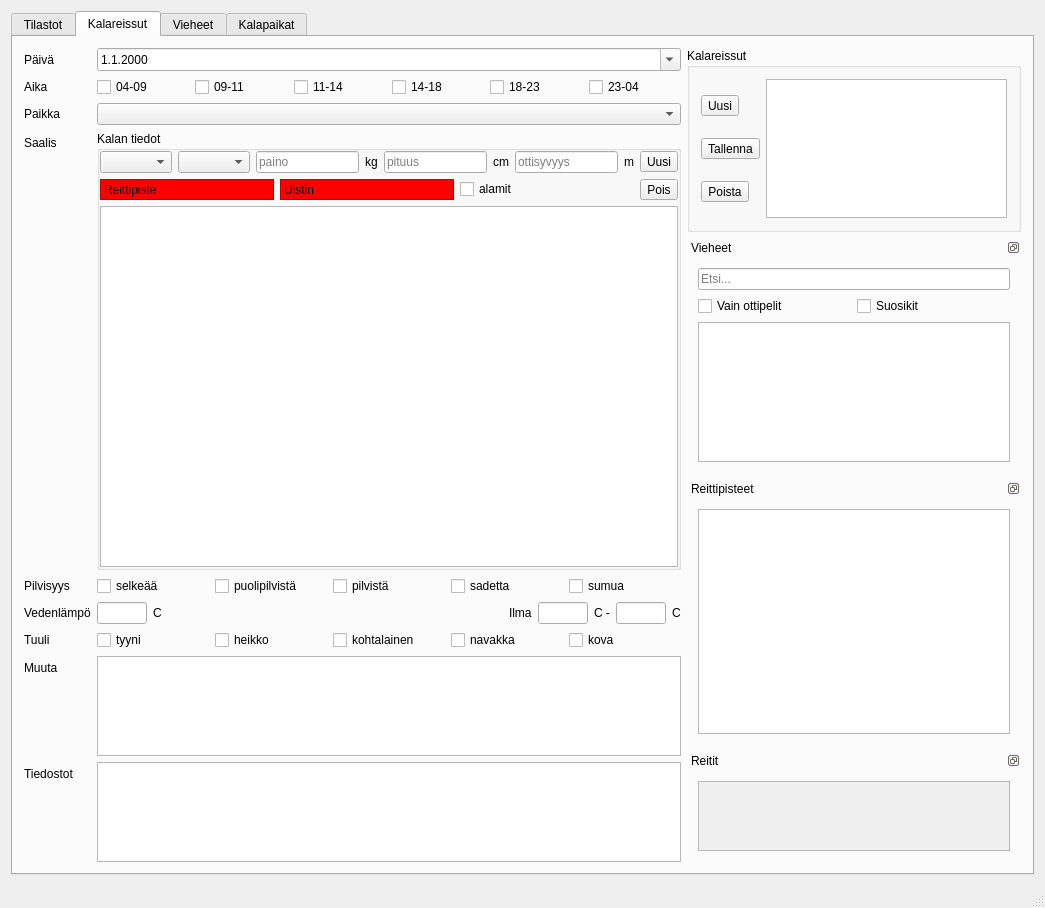
This is mainwindow.ui in samuliwritescode/uistelupaivakirja-desktop as Qt 5 draws it before an edit. The edited form follows.
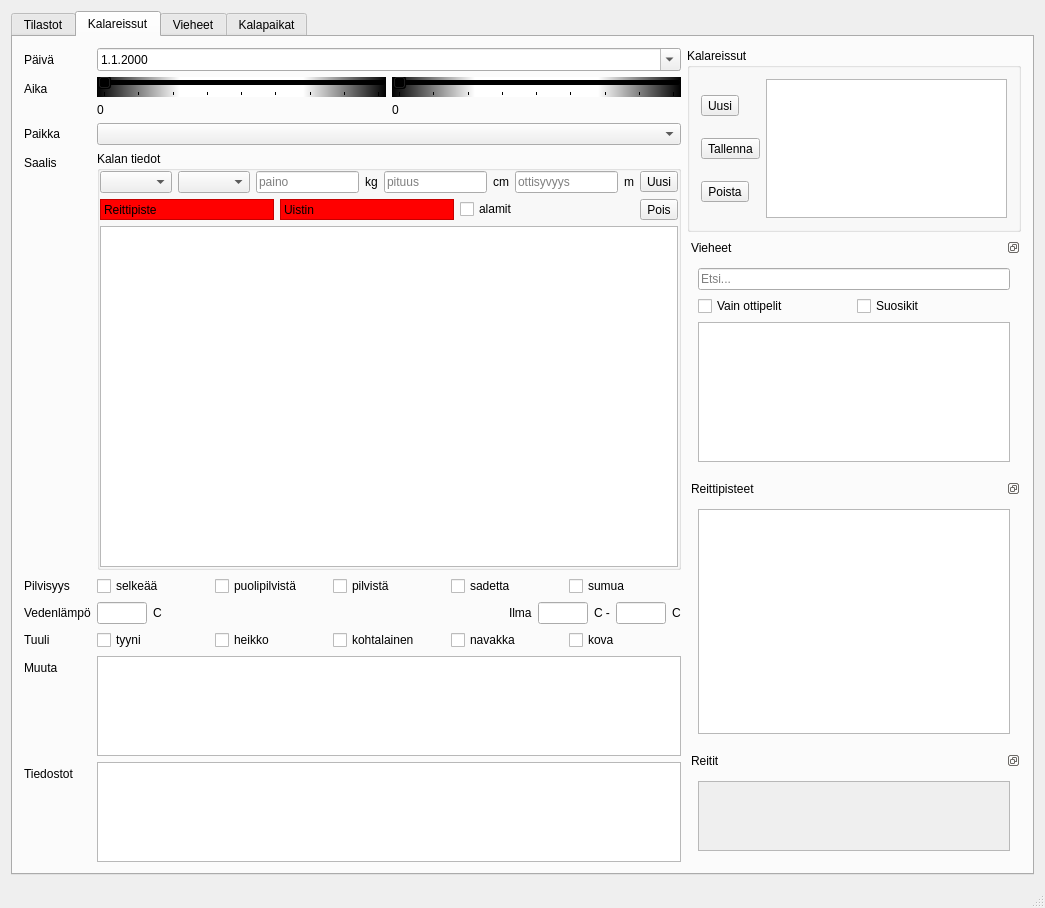
This is the edited form. Icons and pictures are not drawn.

```diff
--- a/mainwindow.ui
+++ b/mainwindow.ui
@@ -197,46 +197,75 @@
           <item row="1" column="1">
            <layout class="QHBoxLayout" name="horizontalLayout_20">
             <item>
-             <widget class="QCheckBox" name="time4_9">
-              <property name="text">
-               <string>04-09</string>
-              </property>
-             </widget>
-            </item>
-            <item>
-             <widget class="QCheckBox" name="time9_11">
-              <property name="text">
-               <string>09-11</string>
-              </property>
-             </widget>
-            </item>
-            <item>
-             <widget class="QCheckBox" name="time11_14">
-              <property name="text">
-               <string>11-14</string>
-              </property>
-             </widget>
-            </item>
-            <item>
-             <widget class="QCheckBox" name="time14_18">
-              <property name="text">
-               <string>14-18</string>
-              </property>
-             </widget>
-            </item>
-            <item>
-             <widget class="QCheckBox" name="time18_23">
+             <layout class="QGridLayout" name="gridLayout_2">
+              <item row="2" column="1">
+               <widget class="QSlider" name="startTime">
+                <property name="autoFillBackground">
+                 <bool>false</bool>
+                </property>
+                <property name="styleSheet">
+                 <string notr="true">background: qlineargradient(spread:reflect, x1:0, y1:0, x2:0.5, y2:0, stop:0 rgba(0, 0, 0, 255), stop:0.573529 rgba(255, 255, 255, 255))</string>
+                </property>
+                <property name="maximum">
+                 <number>8</number>
+                </property>
+                <property name="singleStep">
+                 <number>1</number>
+                </property>
+                <property name="pageStep">
+                 <number>1</number>
+                </property>
+                <property name="orientation">
+                 <enum>Qt::Horizontal</enum>
+                </property>
+                <property name="tickPosition">
+                 <enum>QSlider::TicksBelow</enum>
+                </property>
+                <property name="tickInterval">
+                 <number>1</number>
+                </property>
+               </widget>
+              </item>
+              <item row="2" column="2">
+               <widget class="QSlider" name="endTime">
+                <property name="styleSheet">
+                 <string notr="true">background: qlineargradient(spread:reflect, x1:0, y1:0, x2:0.5, y2:0, stop:0 rgba(0, 0, 0, 255), stop:0.573529 rgba(255, 255, 255, 255))</string>
+                </property>
+                <property name="maximum">
+                 <number>8</number>
+                </property>
+                <property name="singleStep">
+                 <number>1</number>
+                </property>
+                <property name="pageStep">
+                 <number>1</number>
+                </property>
+                <property name="orientation">
+                 <enum>Qt::Horizontal</enum>
+                </property>
+                <property name="tickPosition">
+                 <enum>QSlider::TicksBelow</enum>
+                </property>
+                <property name="tickInterval">
+                 <number>1</number>
+                </property>
+               </widget>
+              </item>
+              <item row="3" column="2">
+               <widget class="QLabel" name="endTimeLabel">
               <property name="text">
-               <string>18-23</string>
+                 <string>0</string>
               </property>
              </widget>
             </item>
-            <item>
-             <widget class="QCheckBox" name="time23_4">
+              <item row="3" column="1">
+               <widget class="QLabel" name="startTimeLabel">
               <property name="text">
-               <string>23-04</string>
-              </property>
-             </widget>
+                 <string>0</string>
+                </property>
+               </widget>
+              </item>
+             </layout>
             </item>
            </layout>
           </item>
```
Lines whose indentation alone changed are shown as unchanged.
